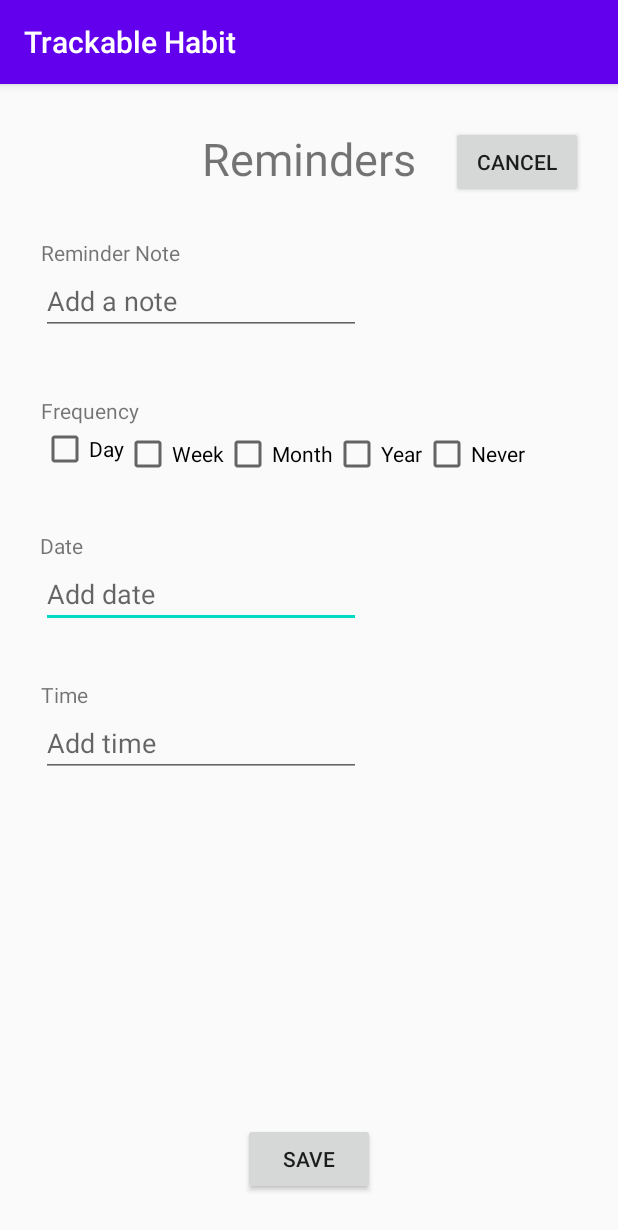
After one commit to cx0810/TrackableHabit, an Android app: the Reminders screen opened directly, with no data from a screen before it, on a phone screen of 412 x 824 dp. The commit adds this screen. Shown: the top 1230 px of the screen. Run offline under Robolectric (Android 15) with nearby library versions, the phone set to English and light mode, and no system bars.

Commit message:
added reminders page and linked to add habit page

```diff
--- a/app/src/main/AndroidManifest.xml
+++ b/app/src/main/AndroidManifest.xml
@@ -10,6 +10,7 @@
         android:roundIcon="@mipmap/ic_launcher_round"
         android:supportsRtl="true"
         android:theme="@style/AppTheme">
+        <activity android:name=".Reminders" />
         <activity android:name=".Statistics" />
         <activity android:name=".AddHabit" />
         <activity android:name=".UserManual" />
--- a/app/src/main/java/com/example/trackablehabit/AddHabit.java
+++ b/app/src/main/java/com/example/trackablehabit/AddHabit.java
@@ -22,6 +22,15 @@ public class AddHabit extends AppCompatActivity {
                 startActivity(startIntent);
             }
         });
+
+        Button addReminderButton = findViewById(R.id.addReminderButton);
+        addReminderButton.setOnClickListener(new View.OnClickListener() {
+            @Override
+            public void onClick(View v) {
+                Intent startIntent = new Intent(getApplicationContext(), Reminders.class);
+                startActivity(startIntent);
+            }
+        });
     }
 
 
--- /dev/null
+++ b/app/src/main/java/com/example/trackablehabit/Reminders.java
@@ -0,0 +1,26 @@
+package com.example.trackablehabit;
+
+import androidx.appcompat.app.AppCompatActivity;
+
+import android.content.Intent;
+import android.os.Bundle;
+import android.view.View;
+import android.widget.Button;
+
+public class Reminders extends AppCompatActivity {
+
+    @Override
+    protected void onCreate(Bundle savedInstanceState) {
+        super.onCreate(savedInstanceState);
+        setContentView(R.layout.activity_reminders);
+
+        Button cancelBtn2 = findViewById(R.id.cancelBtn2);
+        cancelBtn2.setOnClickListener(new View.OnClickListener() {
+            @Override
+            public void onClick(View v) {
+                Intent startIntent = new Intent(getApplicationContext(), AddHabit.class);
+                startActivity(startIntent);
+            }
+        });
+    }
+}
--- a/app/src/main/res/layout/activity_add_habit.xml
+++ b/app/src/main/res/layout/activity_add_habit.xml
@@ -14,7 +14,6 @@
         android:textSize="30sp"
         app:layout_constraintBottom_toBottomOf="parent"
         app:layout_constraintEnd_toEndOf="parent"
-        app:layout_constraintHorizontal_bias="0.498"
         app:layout_constraintStart_toStartOf="parent"
         app:layout_constraintTop_toTopOf="parent"
         app:layout_constraintVertical_bias="0.049" />
@@ -276,7 +275,6 @@
         android:text="@string/save"
         app:layout_constraintBottom_toBottomOf="parent"
         app:layout_constraintEnd_toEndOf="parent"
-        app:layout_constraintHorizontal_bias="0.498"
         app:layout_constraintStart_toStartOf="parent"
         app:layout_constraintTop_toBottomOf="@+id/createView"
         app:layout_constraintVertical_bias="0.958" />
--- /dev/null
+++ b/app/src/main/res/layout/activity_reminders.xml
@@ -0,0 +1,198 @@
+<?xml version="1.0" encoding="utf-8"?>
+<androidx.constraintlayout.widget.ConstraintLayout xmlns:android="http://schemas.android.com/apk/res/android"
+    xmlns:app="http://schemas.android.com/apk/res-auto"
+    xmlns:tools="http://schemas.android.com/tools"
+    android:layout_width="match_parent"
+    android:layout_height="match_parent"
+    tools:context=".Reminders">
+
+    <Button
+        android:id="@+id/saveButton2"
+        android:layout_width="wrap_content"
+        android:layout_height="wrap_content"
+        android:text="@string/save"
+        app:layout_constraintBottom_toBottomOf="parent"
+        app:layout_constraintEnd_toEndOf="parent"
+        app:layout_constraintStart_toStartOf="parent"
+        app:layout_constraintTop_toBottomOf="@+id/remindersView"
+        app:layout_constraintVertical_bias="0.958" />
+
+    <Button
+        android:id="@+id/cancelBtn2"
+        android:layout_width="wrap_content"
+        android:layout_height="wrap_content"
+        android:text="@android:string/cancel"
+        app:layout_constraintBottom_toBottomOf="parent"
+        app:layout_constraintEnd_toEndOf="parent"
+        app:layout_constraintStart_toEndOf="@+id/remindersView"
+        app:layout_constraintTop_toTopOf="parent"
+        app:layout_constraintVertical_bias="0.039" />
+
+    <TextView
+        android:id="@+id/remindersView"
+        android:layout_width="wrap_content"
+        android:layout_height="wrap_content"
+        android:text="@string/reminders"
+        android:textSize="30sp"
+        app:layout_constraintBottom_toBottomOf="parent"
+        app:layout_constraintEnd_toEndOf="parent"
+        app:layout_constraintStart_toStartOf="parent"
+        app:layout_constraintTop_toTopOf="parent"
+        app:layout_constraintVertical_bias="0.04000002" />
+
+    <TextView
+        android:id="@+id/frequencyView"
+        android:layout_width="wrap_content"
+        android:layout_height="wrap_content"
+        android:text="@string/frequency"
+        app:layout_constraintBottom_toBottomOf="parent"
+        app:layout_constraintEnd_toEndOf="parent"
+        app:layout_constraintHorizontal_bias="0.078"
+        app:layout_constraintStart_toStartOf="parent"
+        app:layout_constraintTop_toBottomOf="@+id/noteText"
+        app:layout_constraintVertical_bias="0.07" />
+
+    <CheckBox
+        android:id="@+id/neverBox2"
+        android:layout_width="wrap_content"
+        android:layout_height="wrap_content"
+        android:text="@string/never"
+        app:layout_constraintBottom_toBottomOf="parent"
+        app:layout_constraintEnd_toEndOf="parent"
+        app:layout_constraintHorizontal_bias="0.0"
+        app:layout_constraintStart_toEndOf="@+id/yearBox2"
+        app:layout_constraintTop_toTopOf="parent"
+        app:layout_constraintVertical_bias="0.313" />
+
+    <CheckBox
+        android:id="@+id/yearBox2"
+        android:layout_width="wrap_content"
+        android:layout_height="wrap_content"
+        android:text="@string/year"
+        app:layout_constraintBottom_toBottomOf="parent"
+        app:layout_constraintEnd_toEndOf="parent"
+        app:layout_constraintHorizontal_bias="0.0"
+        app:layout_constraintStart_toEndOf="@+id/monthBox2"
+        app:layout_constraintTop_toTopOf="parent"
+        app:layout_constraintVertical_bias="0.313" />
+
+    <CheckBox
+        android:id="@+id/monthBox2"
+        android:layout_width="wrap_content"
+        android:layout_height="wrap_content"
+        android:text="@string/month"
+        app:layout_constraintBottom_toBottomOf="parent"
+        app:layout_constraintEnd_toEndOf="parent"
+        app:layout_constraintHorizontal_bias="0.0"
+        app:layout_constraintStart_toEndOf="@+id/weekBok2"
+        app:layout_constraintTop_toTopOf="parent"
+        app:layout_constraintVertical_bias="0.313" />
+
+    <CheckBox
+        android:id="@+id/weekBok2"
+        android:layout_width="wrap_content"
+        android:layout_height="wrap_content"
+        android:layout_marginEnd="248dp"
+        android:layout_marginRight="248dp"
+        android:text="@string/week"
+        app:layout_constraintBottom_toBottomOf="parent"
+        app:layout_constraintEnd_toEndOf="parent"
+        app:layout_constraintHorizontal_bias="0.0"
+        app:layout_constraintStart_toEndOf="@+id/dayBox2"
+        app:layout_constraintTop_toTopOf="parent"
+        app:layout_constraintVertical_bias="0.313" />
+
+    <CheckBox
+        android:id="@+id/dayBox2"
+        android:layout_width="wrap_content"
+        android:layout_height="wrap_content"
+        android:text="@string/day"
+        app:layout_constraintBottom_toBottomOf="parent"
+        app:layout_constraintEnd_toEndOf="parent"
+        app:layout_constraintHorizontal_bias="0.076"
+        app:layout_constraintStart_toStartOf="parent"
+        app:layout_constraintTop_toBottomOf="@+id/frequencyView"
+        app:layout_constraintVertical_bias="0.0" />
+
+    <EditText
+        android:id="@+id/editText2"
+        android:layout_width="wrap_content"
+        android:layout_height="wrap_content"
+        android:autofillHints=""
+        android:ems="10"
+        android:hint="@string/add_date"
+        android:inputType="date"
+        app:layout_constraintBottom_toBottomOf="parent"
+        app:layout_constraintEnd_toEndOf="parent"
+        app:layout_constraintHorizontal_bias="0.136"
+        app:layout_constraintStart_toStartOf="parent"
+        app:layout_constraintTop_toBottomOf="@+id/dateView"
+        app:layout_constraintVertical_bias="0.0" />
+
+    <TextView
+        android:id="@+id/timeView"
+        android:layout_width="wrap_content"
+        android:layout_height="wrap_content"
+        android:text="@string/time"
+        app:layout_constraintBottom_toBottomOf="parent"
+        app:layout_constraintEnd_toEndOf="parent"
+        app:layout_constraintHorizontal_bias="0.071"
+        app:layout_constraintStart_toStartOf="parent"
+        app:layout_constraintTop_toBottomOf="@+id/editText2"
+        app:layout_constraintVertical_bias="0.089" />
+
+    <EditText
+        android:id="@+id/editText3"
+        android:layout_width="wrap_content"
+        android:layout_height="wrap_content"
+        android:autofillHints=""
+        android:ems="10"
+        android:hint="@string/add_time"
+        android:inputType="time"
+        app:layout_constraintBottom_toBottomOf="parent"
+        app:layout_constraintEnd_toEndOf="parent"
+        app:layout_constraintHorizontal_bias="0.136"
+        app:layout_constraintStart_toStartOf="parent"
+        app:layout_constraintTop_toBottomOf="@+id/timeView"
+        app:layout_constraintVertical_bias="0.0" />
+
+    <TextView
+        android:id="@+id/dateView"
+        android:layout_width="wrap_content"
+        android:layout_height="wrap_content"
+        android:text="@string/date"
+        app:layout_constraintBottom_toBottomOf="parent"
+        app:layout_constraintEnd_toEndOf="parent"
+        app:layout_constraintHorizontal_bias="0.07"
+        app:layout_constraintStart_toStartOf="parent"
+        app:layout_constraintTop_toBottomOf="@+id/dayBox2"
+        app:layout_constraintVertical_bias="0.079" />
+
+    <TextView
+        android:id="@+id/noteView"
+        android:layout_width="wrap_content"
+        android:layout_height="wrap_content"
+        android:text="@string/reminder_note"
+        app:layout_constraintBottom_toBottomOf="parent"
+        app:layout_constraintEnd_toEndOf="parent"
+        app:layout_constraintHorizontal_bias="0.085"
+        app:layout_constraintStart_toStartOf="parent"
+        app:layout_constraintTop_toTopOf="parent"
+        app:layout_constraintVertical_bias="0.137" />
+
+    <EditText
+        android:id="@+id/noteText"
+        android:layout_width="wrap_content"
+        android:layout_height="wrap_content"
+        android:autofillHints=""
+        android:ems="10"
+        android:hint="@string/add_a_note"
+        android:inputType="textPersonName"
+        app:layout_constraintBottom_toBottomOf="parent"
+        app:layout_constraintEnd_toEndOf="parent"
+        app:layout_constraintHorizontal_bias="0.136"
+        app:layout_constraintStart_toStartOf="parent"
+        app:layout_constraintTop_toBottomOf="@+id/noteView"
+        app:layout_constraintVertical_bias="0.0" />
+
+</androidx.constraintlayout.widget.ConstraintLayout>
--- a/app/src/main/res/values/strings.xml
+++ b/app/src/main/res/values/strings.xml
@@ -27,4 +27,11 @@
     <string name="notes">Notes</string>
     <string name="space" />
     <string name="save">Save</string>
+    <string name="frequency">Frequency</string>
+    <string name="date">Date</string>
+    <string name="add_date">Add date</string>
+    <string name="time">Time</string>
+    <string name="add_time">Add time</string>
+    <string name="reminder_note">Reminder Note</string>
+    <string name="add_a_note">Add a note</string>
 </resources>
```
